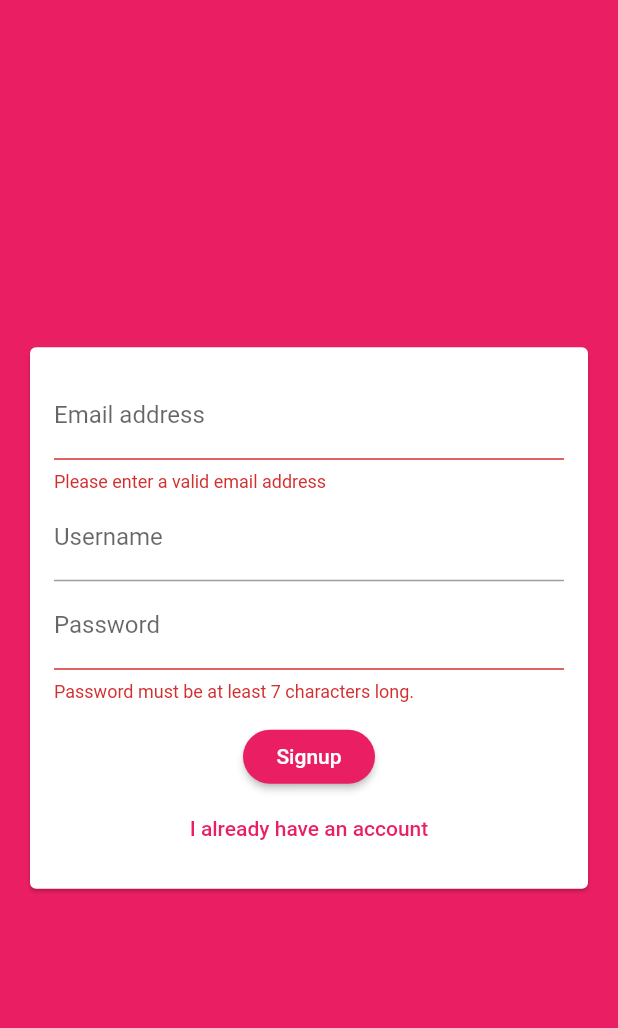
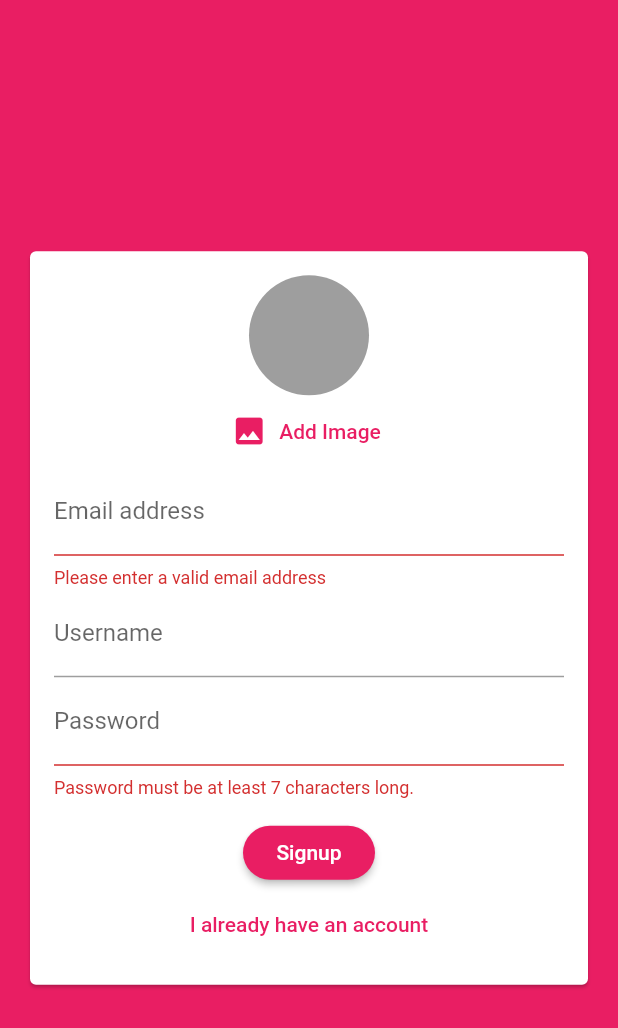
Before and after one commit to paulrsmithjnr/flutter_practice, a Flutter app: the screen it shows after launch, after a tap on "Login", after a tap on "Create new account", on a phone screen of 412 x 824 dp. Shown: the top 1028 px of the screen. Run offline on Flutter 3.47's test engine with Material 2 defaults, Android fonts, the light colour scheme and no system bars; our stand-ins replace cloud_firestore, firebase_auth, google_maps_flutter, image_picker, location, shared_preferences and 1 more; accounts and stored records are empty.

Commit message:
Can now add image on signup

```diff
--- a/chat_app/lib/widgets/auth/auth_form.dart
+++ b/chat_app/lib/widgets/auth/auth_form.dart
@@ -1,3 +1,4 @@
+import 'package:chat_app/widgets/pickers/user_image_picker.dart';
 import 'package:flutter/material.dart';
 
 class AuthForm extends StatefulWidget {
@@ -52,6 +53,7 @@
             child: Column(
               mainAxisSize: MainAxisSize.min,
               children: [
+                if (!_isLogin) UserImagePicker(),
                 TextFormField(
                   key: ValueKey('email'),
                   validator: (value) {
--- /dev/null
+++ b/chat_app/lib/widgets/pickers/user_image_picker.dart
@@ -0,0 +1,44 @@
+import 'dart:io';
+
+import 'package:flutter/material.dart';
+
+import 'package:image_picker/image_picker.dart';
+
+class UserImagePicker extends StatefulWidget {
+  @override
+  _UserImagePickerState createState() => _UserImagePickerState();
+}
+
+class _UserImagePickerState extends State<UserImagePicker> {
+  File _pickedImage;
+
+  void _pickImage() async {
+    final picker = ImagePicker();
+    final pickedImage = await picker.getImage(source: ImageSource.camera);
+    final pickedImageFile = File(pickedImage.path);
+
+    setState(() {
+      _pickedImage = pickedImageFile;
+    });
+  }
+
+  @override
+  Widget build(BuildContext context) {
+    return Column(
+      children: [
+        CircleAvatar(
+          radius: 40,
+          backgroundColor: Colors.grey,
+          backgroundImage:
+              _pickedImage != null ? FileImage(_pickedImage) : null,
+        ),
+        FlatButton.icon(
+          textColor: Theme.of(context).primaryColor,
+          onPressed: _pickImage,
+          icon: Icon(Icons.image),
+          label: Text('Add Image'),
+        ),
+      ],
+    );
+  }
+}
--- a/chat_app/pubspec.yaml
+++ b/chat_app/pubspec.yaml
@@ -30,6 +30,8 @@
   cupertino_icons: ^1.0.2
   cloud_firestore: 0.13.5
   firebase_auth: 0.16.1
+  image_picker: ^0.6.7+22
+  firebase_storage: ^3.1.6
 
 dev_dependencies:
   flutter_test:
```
Also changed, not shown: chat_app/pubspec.lock.
